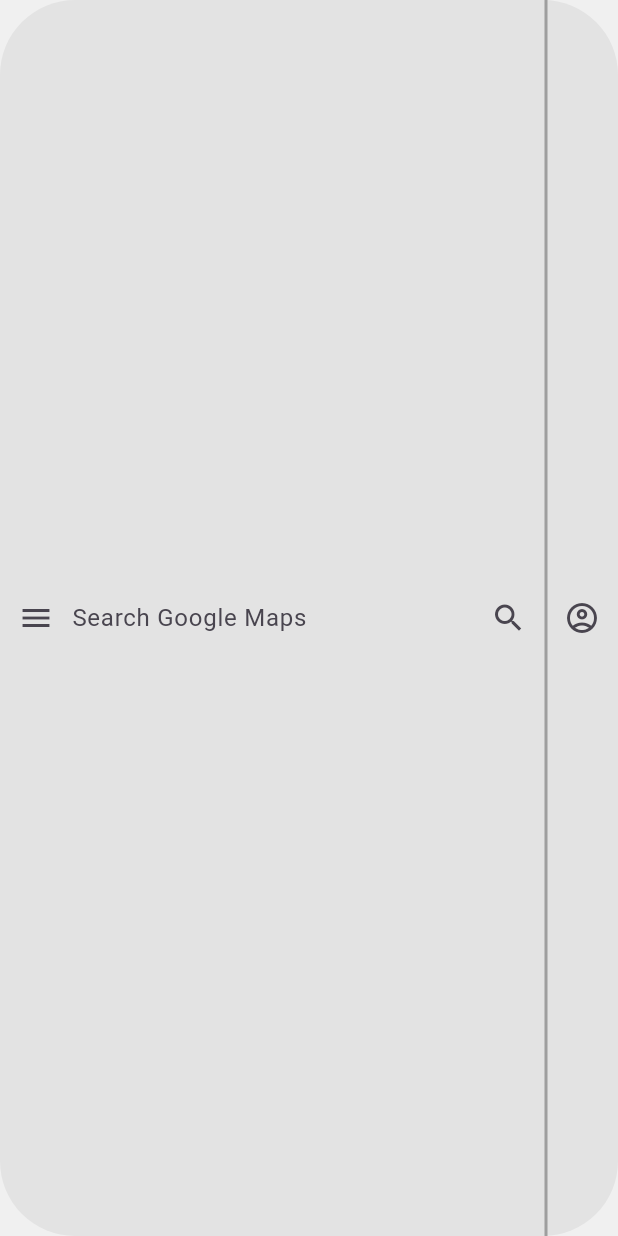
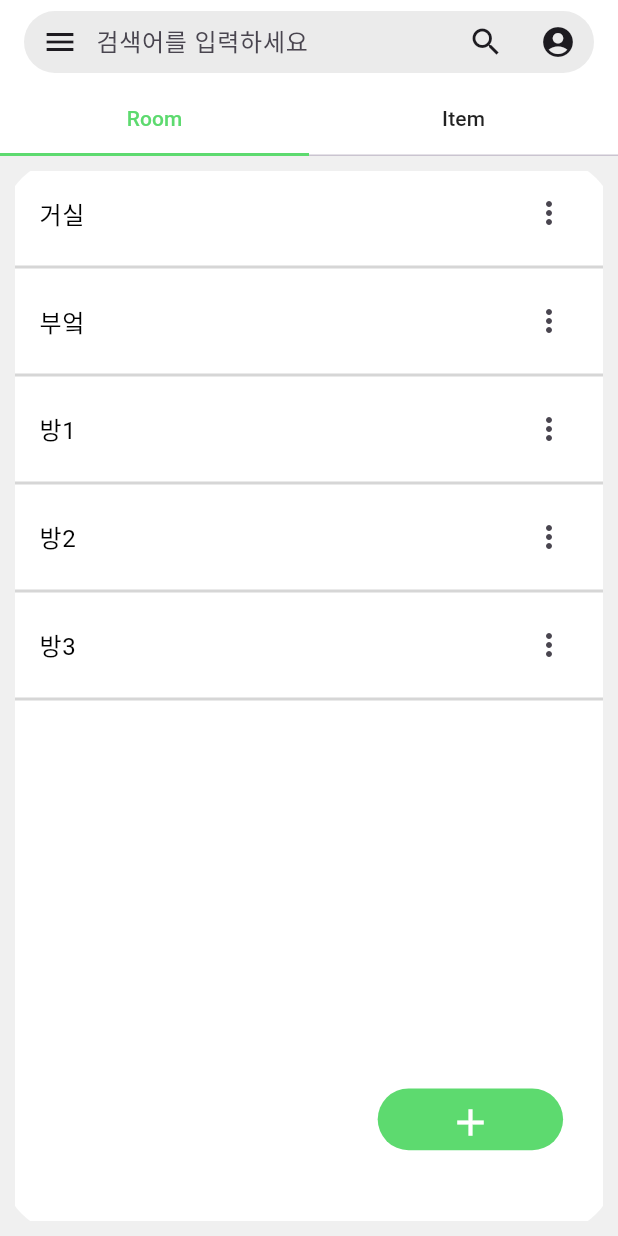
Before and after one commit to YonginUniv-AI-Service-LAB/YIU-AISL-ADizzi-APP, a Flutter app: the Room screen opened directly, on a phone screen of 412 x 824 dp. Run offline on Flutter 3.47's test engine with Material 3 defaults, Android fonts, the light colour scheme and no system bars.

Commit message:
feature: room ui 구현

```diff
--- /dev/null
+++ b/lib/custom/search_bar.dart
@@ -0,0 +1,85 @@
+import 'package:flutter/material.dart';
+
+class CustomSearchBar extends StatelessWidget {
+  const CustomSearchBar({super.key});
+
+  @override
+  Widget build(BuildContext context) {
+    return WholeContainer(
+      child: SearchBarContainer(
+        child: Row(
+          children: [
+            IconButton(
+              onPressed: () {
+                // 메뉴 아이콘 클릭 시 동작
+              },
+              icon: const Icon(Icons.menu),
+            ),
+            const Expanded(
+              child: StyledInputBase(),
+            ),
+            IconButton(
+              onPressed: () {
+                // 검색 아이콘 클릭 시 동작
+              },
+              icon: const Icon(Icons.search),
+            ),
+            IconButton(
+              onPressed: () {
+                // 사용자 아이콘 클릭 시 동작
+              },
+              icon: const Icon(Icons.account_circle),
+            ),
+          ],
+        ),
+      ),
+    );
+  }
+}
+
+class WholeContainer extends StatelessWidget {
+  final Widget child;
+
+  const WholeContainer({super.key, required this.child});
+
+  @override
+  Widget build(BuildContext context) {
+    return Container(
+      child: child,
+    );
+  }
+}
+
+class SearchBarContainer extends StatelessWidget {
+  final Widget child;
+
+  const SearchBarContainer({super.key, required this.child});
+
+  @override
+  Widget build(BuildContext context) {
+    return Container(
+      decoration: BoxDecoration(
+        color: const Color.fromRGBO(214, 214, 214, 0.5),
+        borderRadius: BorderRadius.circular(50),
+      ),
+      width: MediaQuery.of(context).size.width * 15,
+      height:MediaQuery.of(context).size.width * 0.1,
+      child: child,
+    );
+  }
+}
+
+class StyledInputBase extends StatelessWidget {
+  const StyledInputBase({super.key});
+
+  @override
+  Widget build(BuildContext context) {
+    return const TextField(
+      decoration: InputDecoration(
+        hintText: '검색어를 입력하세요',
+        border: InputBorder.none,
+        contentPadding: EdgeInsets.symmetric(vertical: 10.0),
+      ),
+    );
+  }
+}
--- a/lib/custom/search_bar.dart.dart
+++ /dev/null
@@ -1,54 +0,0 @@
-import 'package:flutter/material.dart';
-
-class CustomSearchBar extends StatelessWidget {
-  const CustomSearchBar({super.key});
-
-
-
-  @override
-  Widget build(BuildContext context) {
-    return Container(
-      decoration: BoxDecoration(
-        color: const Color.fromRGBO(214, 214, 214, 0.5), // 배경 색상
-        borderRadius: BorderRadius.circular(50), // 테두리 둥글게
-      ),
-      child: Row(
-        children: [
-          IconButton(
-            onPressed: () {
-              // 메뉴 아이콘 클릭 시 동작
-            },
-            icon: const Icon(Icons.menu, color: Color(0xFF49454F)), // 아이콘 색상
-          ),
-          const Expanded(
-            child: TextField(
-              decoration: InputDecoration(
-                hintText: "Search Google Maps",
-                border: InputBorder.none, // 테두리 없음
-                contentPadding: EdgeInsets.symmetric(vertical: 10), // 수직 패딩
-              ),
-            ),
-          ),
-          IconButton(
-            onPressed: () {
-              // 검색 아이콘 클릭 시 동작
-            },
-            icon: const Icon(Icons.search, color: Color(0xFF49454F)), // 아이콘 색상
-          ),
-          const VerticalDivider(
-            width: 1,
-            thickness: 2,
-            color: Colors.grey,
-            // 수직 구분선 스타일 설정
-          ),
-          IconButton(
-            onPressed: () {
-              // 사용자 아이콘 클릭 시 동작
-            },
-            icon: const Icon(Icons.account_circle_outlined, color: Color(0xFF49454F)), // 아이콘 색상
-          ),
-        ],
-      ),
-    );
-  }
-}
--- a/lib/main.dart
+++ b/lib/main.dart
@@ -1,4 +1,5 @@
 import 'package:flutter/material.dart';
+import 'package:flutter/services.dart';
 import 'package:yiu_aisl_adizzi_app/screens/mypage/mypage.dart';
 import 'package:yiu_aisl_adizzi_app/screens/temp/temp.dart';
 //import 'package:yiu_aisl_adizzi_app/screens/changePwd/change_pwd_screen.dart';
@@ -11,13 +12,13 @@ void main() {
 }
 
 class MyApp extends StatelessWidget {
+
   const MyApp({super.key});
 
   @override
   Widget build(BuildContext context) {
     return const MaterialApp(
       title: 'ADizzi App',
-
       home: TempStartScreen(),
       debugShowCheckedModeBanner: false, // 디버그 배너 비활성화
     );
--- a/lib/screens/main/room_screen.dart
+++ b/lib/screens/main/room_screen.dart
@@ -1,20 +1,79 @@
 import 'package:flutter/material.dart';
-import '../../custom/search_bar.dart.dart';
 
-class Room extends StatelessWidget {
+
+import '../../custom/search_bar.dart';
+import '../../widgets/custom_divider.dart';
+import '../../widgets/fa_button.dart.dart';
+import '../../widgets/image_list_view.dart';
+
+class Room extends StatefulWidget {
   const Room({super.key});
 
   @override
-  Widget build(BuildContext context) {
-    return const Scaffold(
-      backgroundColor: Color(0xFFF0F0F0),
-      body: Center(
+  _RoomState createState() => _RoomState();
+}
+
+class _RoomState extends State<Room> with SingleTickerProviderStateMixin {
+  late TabController _tabController; // TabController
+
+  @override
+  void initState() {
+    super.initState();
+    _tabController = TabController(length: 2, vsync: this); // 두 개의 탭
 
 
-            child: CustomSearchBar(),
+  }
 
+  @override
+  void dispose() {
+    _tabController.dispose(); // TabController 해제
+    super.dispose();
+  }
 
+  @override
+  Widget build(BuildContext context) {
+
+    return Scaffold(
+      appBar: AppBar(
+        title: const CustomSearchBar(),
+        automaticallyImplyLeading: false,
+        backgroundColor: Colors.white,
+        elevation: 0, // AppBar의 그림자 없애기
+        bottom: TabBar(
+          controller: _tabController, // TabController 추가
+          indicatorColor: const Color(0xFF5DDA6F), // 선택된 탭의 색상
+          indicatorSize: TabBarIndicatorSize.tab,
+          tabs: const [
+            Tab(text: 'Room'),
+            Tab(text: 'Item'),
+          ],
+          labelColor: const Color(0xFF5DDA6F), // 선택된 탭의 텍스트 색상
+          unselectedLabelColor: Colors.black87, // 선택되지 않은 탭의 텍스트 색상
+        ),
       ),
+      body: BackgroundContainer(
+        child: TabBarView(
+          controller: _tabController, // TabController 추가
+          children: const [
+            Center(child: CustomDivider()), // Room 탭의 내용
+            Center(child: ImageListView()), // Item 탭의 내용
+          ],
+        ),
+      ),
+      floatingActionButton: const FAButton(),
     );
   }
 }
+
+class BackgroundContainer extends StatelessWidget {
+  final Widget child;
+  const BackgroundContainer({super.key, required this.child});
+  @override
+  Widget build(BuildContext context) {
+    return Container(
+      height: double.infinity,
+      color: const Color(0xFFF0F0F0), // 배경색 설정
+      child: child, // 자식 위젯 삽입
+    );
+  }
+}
--- a/lib/screens/signIn/signIn_screen.dart
+++ b/lib/screens/signIn/signIn_screen.dart
@@ -29,9 +29,9 @@ class SignIn extends StatelessWidget {
                 SignInButton(
                   label: '로그인',
                   onPressed: () {
-                    Navigator.pop(
-                      context,
-
+                    Navigator.pushReplacement(
+                        context,
+                        MaterialPageRoute(builder: (context) =>const Room()),
                     );
                   },
                 ),
--- /dev/null
+++ b/lib/widgets/custom_divider.dart
@@ -0,0 +1,46 @@
+import 'package:flutter/material.dart';
+
+class CustomDivider extends StatelessWidget {
+  const CustomDivider({super.key});
+
+  @override
+  Widget build(BuildContext context) {
+    return ClipRRect(
+      borderRadius: BorderRadius.circular(50), // 전체 컨테이너의 둥근 모서리
+      child: Container(
+        color: Colors.white, // 전체 배경 색상
+        margin: const EdgeInsets.all(10), // 전체 여백 설정
+        child: Column(
+          children: roomData.map((room) {
+            return Column(
+              children: [
+                ListTile(
+                  title: Text(
+                    room['text']!,
+                    style: const TextStyle(color: Colors.black),
+                  ),
+                  trailing: const Icon(Icons.more_vert),
+                  onTap: () {
+                    // 탭을 눌렀을 때의 액션
+                  },
+                ),
+                const Divider(
+                  color: Color(0xFFD6D6D6),
+                  thickness: 2,
+                ),
+              ],
+            );
+          }).toList(),
+        ),
+      ),
+    );
+  }
+}
+
+final roomData = [
+  {'text': '거실'},
+  {'text': '부엌'},
+  {'text': '방1'},
+  {'text': '방2'},
+  {'text': '방3'},
+];
--- /dev/null
+++ b/lib/widgets/fa_button.dart.dart
@@ -0,0 +1,32 @@
+import 'package:flutter/material.dart';
+
+class FAButton extends StatelessWidget {
+  const FAButton({super.key});
+
+
+
+
+  @override
+  Widget build(BuildContext context) {
+    return Padding(
+      padding: EdgeInsets.only(
+        bottom: MediaQuery.of(context).size.height * 0.05, // 화면 높이의 5%
+        right: MediaQuery.of(context).size.width * 0.05,  // 화면 너비의 5%
+      ),
+      child: Container(
+        width: MediaQuery.of(context).size.width * 0.3, // 화면 너비의 20%
+        height: MediaQuery.of(context).size.height * 0.05, // 화면 높이의 10%
+        decoration: BoxDecoration(
+          color:  const Color(0xFF5DDA6F),
+          borderRadius: BorderRadius.circular(50),
+        ),
+        child: IconButton(
+          icon: const Icon(Icons.add, color: Colors.white, size: 30),
+          onPressed: (){
+
+          }
+        ),
+      ),
+    );
+  }
+}
--- a/pubspec.yaml
+++ b/pubspec.yaml
@@ -30,12 +30,9 @@ environment:
 dependencies:
   flutter:
     sdk: flutter
-
-
   # The following adds the Cupertino Icons font to your application.
   # Use with the CupertinoIcons class for iOS style icons.
-  cupertino_icons: ^1.0.8
-
+  cupertino_icons: ^1.0.8  # 최신 버전으로 수정
 dev_dependencies:
   flutter_test:
     sdk: flutter
```
Also changed, not shown: lib/custom/Tabs.dart (+39 -63 lines), lib/widgets/image_list_view.dart (added, +45 -0 lines), assets/images/yongduMarketIcon.png (added).
